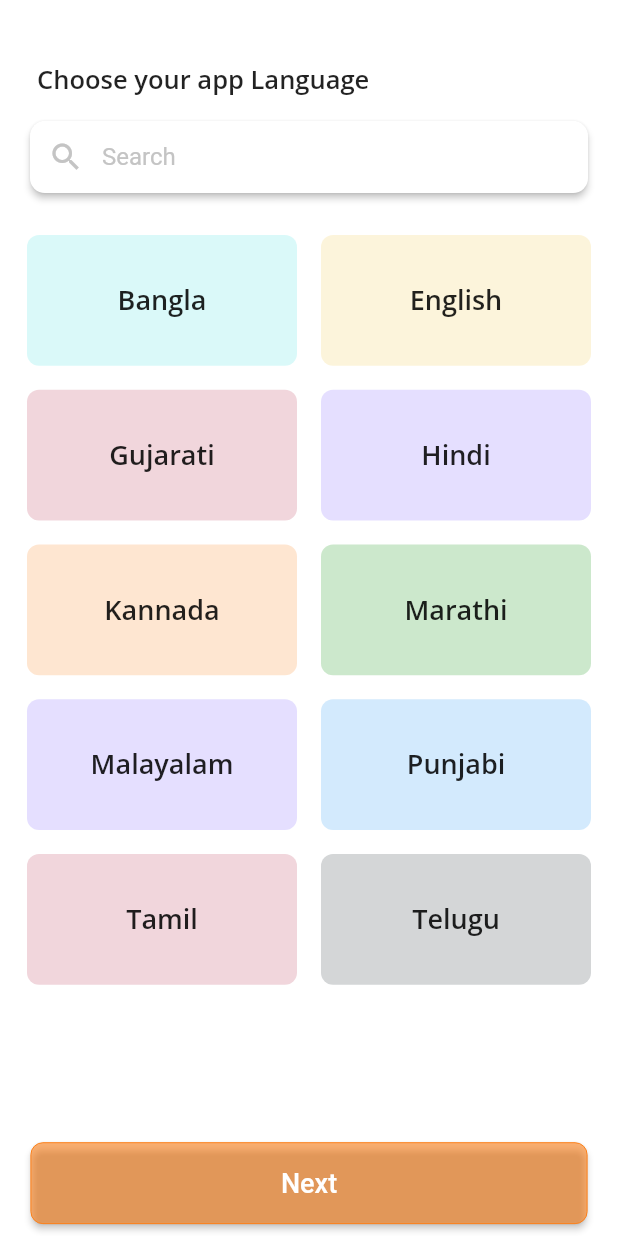
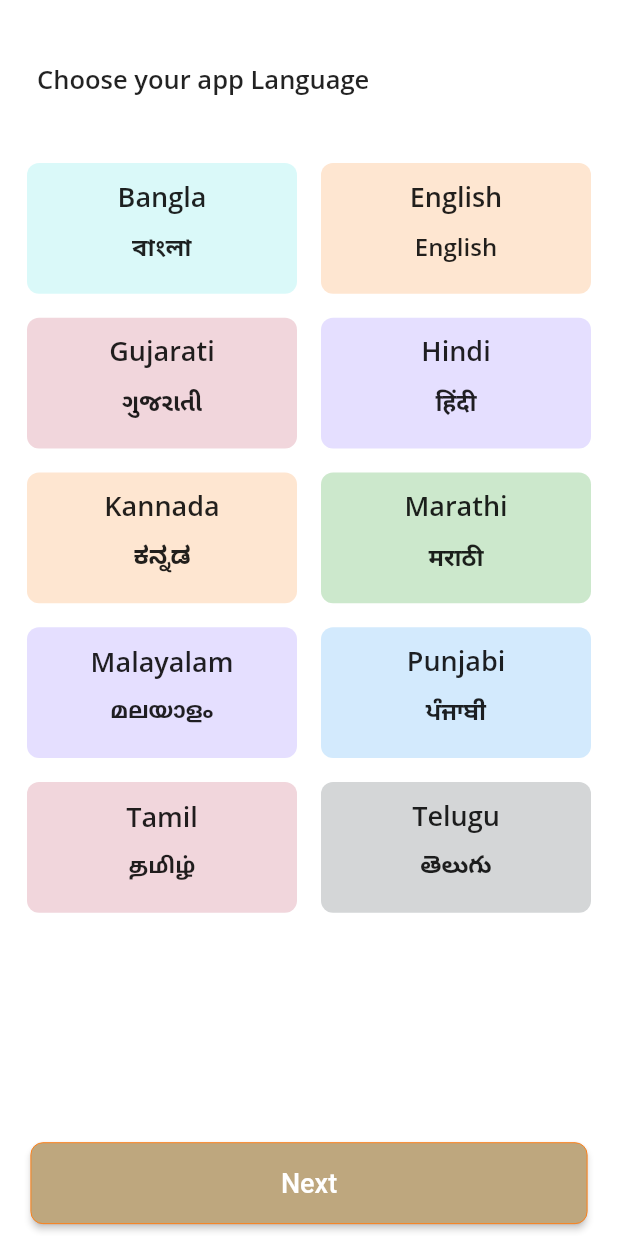
Before and after one commit to sarojKumarPadhi/hello, a Flutter app: the Lag screen opened by its route, on a phone screen of 412 x 824 dp. Run offline on Flutter 3.47's test engine with Material 3 defaults, Android fonts, the phone set to English and light mode, and no system bars; our stand-ins replace fluttertoast, get, google_fonts, pinput; missing offline and left inert: dart:ffi.

Commit message:
resolved issues

```diff
--- a/lib/controllers/languageController.dart
+++ b/lib/controllers/languageController.dart
@@ -5,17 +5,56 @@ import '../models/lagModel.dart';
 
 class LanguageController extends GetxController {
   RxList<Language> laguageTile = [
-    Language(text: "Bangla", color: const Color(0xff46E3E3).withOpacity(0.2)),
-    Language(text: "English", color: const Color(0xffF2C94C).withOpacity(0.2)),
-    Language(text: "Gujarati", color: const Color(0xffB73451).withOpacity(0.2)),
-    Language(text: "Hindi", color: const Color(0xff7B61FF).withOpacity(0.2)),
-    Language(text: "Kannada", color: const Color(0xffFC8019).withOpacity(0.2)),
-    Language(text: "Marathi", color: const Color(0xff008B00).withOpacity(0.2)),
     Language(
-        text: "Malayalam", color: const Color(0xff7B61FF).withOpacity(0.2)),
-    Language(text: "Punjabi", color: const Color(0xff2196F3).withOpacity(0.2)),
-    Language(text: "Tamil", color: const Color(0xffB73451).withOpacity(0.2)),
-    Language(text: "Telugu", color: const Color(0xff263238).withOpacity(0.2)),
+        text: "Bangla",
+        color: const Color(0xff46E3E3).withOpacity(0.2),
+        nativeLang: 'বাংলা',
+        select: false),
+    Language(
+        text: "English",
+        color: const Color(0xffFC8019).withOpacity(0.2),
+        nativeLang: 'English',
+        select: false),
+    Language(
+        text: "Gujarati",
+        color: const Color(0xffB73451).withOpacity(0.2),
+        nativeLang: 'ગુજરાતી',
+        select: false),
+    Language(
+        text: "Hindi",
+        color: const Color(0xff7B61FF).withOpacity(0.2),
+        nativeLang: 'हिंदी',
+        select: false),
+    Language(
+        text: "Kannada",
+        color: const Color(0xffFC8019).withOpacity(0.2),
+        nativeLang: 'ಕನ್ನಡ',
+        select: false),
+    Language(
+        text: "Marathi",
+        color: const Color(0xff008B00).withOpacity(0.2),
+        nativeLang: 'मराठी',
+        select: false),
+    Language(
+        text: "Malayalam",
+        color: const Color(0xff7B61FF).withOpacity(0.2),
+        nativeLang: 'മലയാളം',
+        select: false),
+    Language(
+        text: "Punjabi",
+        color: const Color(0xff2196F3).withOpacity(0.2),
+        nativeLang: 'ਪੰਜਾਬੀ',
+        select: false),
+    Language(
+        text: "Tamil",
+        color: const Color(0xffB73451).withOpacity(0.2),
+        nativeLang: 'தமிழ்',
+        select: false),
+    Language(
+        text: "Telugu",
+        color: const Color(0xff263238).withOpacity(0.2),
+        nativeLang: 'తెలుగు',
+        select: false),
   ].obs;
 
   RxBool isTileSeclected = false.obs;
--- a/lib/models/lagModel.dart
+++ b/lib/models/lagModel.dart
@@ -1,8 +1,16 @@
+import 'dart:ffi';
+
 import 'package:flutter/material.dart';
 
 class Language {
   final String text;
+  final String nativeLang;
   Color color;
+  bool select;
 
-  Language({required this.text, required this.color});
+  Language(
+      {required this.text,
+      required this.nativeLang,
+      required this.color,
+      required this.select});
 }
--- a/lib/views/lang.dart
+++ b/lib/views/lang.dart
@@ -1,12 +1,11 @@
 import 'package:dekhlo/controllers/languageController.dart';
 import 'package:flutter/material.dart';
 import 'package:fluttertoast/fluttertoast.dart';
-import 'package:get/get.dart'; // Import GetX package
+import 'package:get/get.dart';
 import 'package:dekhlo/utils/components/buttons.dart';
 import 'package:dekhlo/utils/size/global_size/global_size.dart';
 import 'package:google_fonts/google_fonts.dart';
 
-import '../models/lagModel.dart';
 import '../utils/components/textstyle.dart';
 
 class Lag extends StatelessWidget {
@@ -38,34 +37,6 @@ class Lag extends StatelessWidget {
                         fontSize: 17, fontWeight: FontWeight.w600),
                   )),
             ),
-            Padding(
-              padding: const EdgeInsets.symmetric(horizontal: 20),
-              child: Material(
-                borderRadius: BorderRadius.circular(10),
-                elevation: 2,
-                color: Colors.white,
-                child: Row(
-                  children: [
-                    IconButton(
-                      icon: const Icon(
-                        Icons.search,
-                        color: Color(0xffC4C4C4),
-                      ),
-                      onPressed: () {},
-                    ),
-                    const Expanded(
-                      child: TextField(
-                        decoration: InputDecoration(
-                          hintStyle: TextStyle(color: Color(0xFFC4C4C4)),
-                          hintText: 'Search',
-                          border: InputBorder.none,
-                        ),
-                      ),
-                    ),
-                  ],
-                ),
-              ),
-            ),
             Expanded(
               child: Padding(
                 padding:
@@ -77,42 +48,59 @@ class Lag extends StatelessWidget {
                   ),
                   itemBuilder: (context, index) {
                     return InkWell(
+                      // onTap: () {
+                      //   languageController.laguageTile[index].select =
+                      //       !languageController.laguageTile[index].select;
+                      //   languageController.laguageTile.refresh();
+                      // },
                       onTap: () {
-                        // Check current opacity
-                        double currentOpacity =
-                            languageController.laguageTile[index].color.opacity;
-
-                        // Toggle opacity
-                        if ((currentOpacity - 0.9).abs() < 0.1) {
-                          languageController.laguageTile[index].color =
-                              languageController.laguageTile[index].color
-                                  .withOpacity(0.2);
-                        } else {
-                          languageController.laguageTile[index].color =
-                              languageController.laguageTile[index].color
-                                  .withOpacity(0.9);
+                        // Deselect all items
+                        languageController.isTileSeclected.value = true;
+                        for (int i = 0;
+                            i < languageController.laguageTile.length;
+                            i++) {
+                          languageController.laguageTile[i].select = false;
                         }
 
-                        languageController.laguageTile.refresh(); // Update UI
-                        languageController.isTileSeclected.value =
-                            !languageController.isTileSeclected.value;
+                        // Select the tapped item
+                        languageController.laguageTile[index].select = true;
+
+                        // Refresh the UI
+                        languageController.laguageTile.refresh();
                       },
+
                       child: Obx(() {
                         return Container(
                           height: size.height * 0.1,
                           width: size.width * 0.2,
                           decoration: BoxDecoration(
-                            color: languageController.laguageTile[index].color,
+                            color: languageController.laguageTile[index].select
+                                ? const Color(0xffFC8019)
+                                : languageController.laguageTile[index].color,
                             borderRadius: BorderRadius.circular(
                                 8), // Set border radius here
                           ),
                           margin: const EdgeInsets.all(8.0),
                           child: Center(
-                            child: Text(
-                              languageController.laguageTile[index].text,
-                              style: TextStyles.openSans(fontSize: 18),
-                            ),
-                          ),
+                              child: Column(
+                            mainAxisAlignment: MainAxisAlignment.center,
+                            crossAxisAlignment: CrossAxisAlignment.center,
+                            children: [
+                              Text(
+                                languageController.laguageTile[index].text,
+                                style: TextStyles.openSans(fontSize: 18),
+                              ),
+                              Padding(
+                                padding:
+                                    const EdgeInsets.symmetric(vertical: 10),
+                                child: Text(
+                                  languageController
+                                      .laguageTile[index].nativeLang,
+                                  style: TextStyles.openSans(fontSize: 16),
+                                ),
+                              ),
+                            ],
+                          )),
                         );
                       }),
                     );
@@ -136,7 +124,7 @@ class Lag extends StatelessWidget {
               } else {
                 return LongButton.longButton(
                   buttonText: "Next",
-                  color: const Color(0xffFC8019).withOpacity(0.6),
+                  color: const Color(0xffbea77e),
                   textColor: Colors.white,
                   context: context,
                   onPressedCallback: () {
--- a/lib/views/otp.dart
+++ b/lib/views/otp.dart
@@ -31,7 +31,9 @@ class OTP extends StatelessWidget {
         backgroundColor: Colors.white,
         elevation: 1,
         leading: IconButton(
-            onPressed: () {},
+            onPressed: () {
+              Get.back();
+            },
             icon: const Icon(
               Icons.arrow_back,
               color: Colors.black,
--- a/lib/views/phone.dart
+++ b/lib/views/phone.dart
@@ -50,7 +50,6 @@ class Phone extends StatelessWidget {
                     style: TextStyle(color: Colors.grey),
                   ),
                   border: OutlineInputBorder(),
-                  hintText: 'Enter a search term',
                 ),
               ),
             ),
```
Also changed, not shown: lib/utils/Strings/strings.dart (added, +7 -0 lines), lib/utils/components/Coustum_RichText.dart (+7 -0 lines), lib/views/login.dart (+15 -13 lines).
